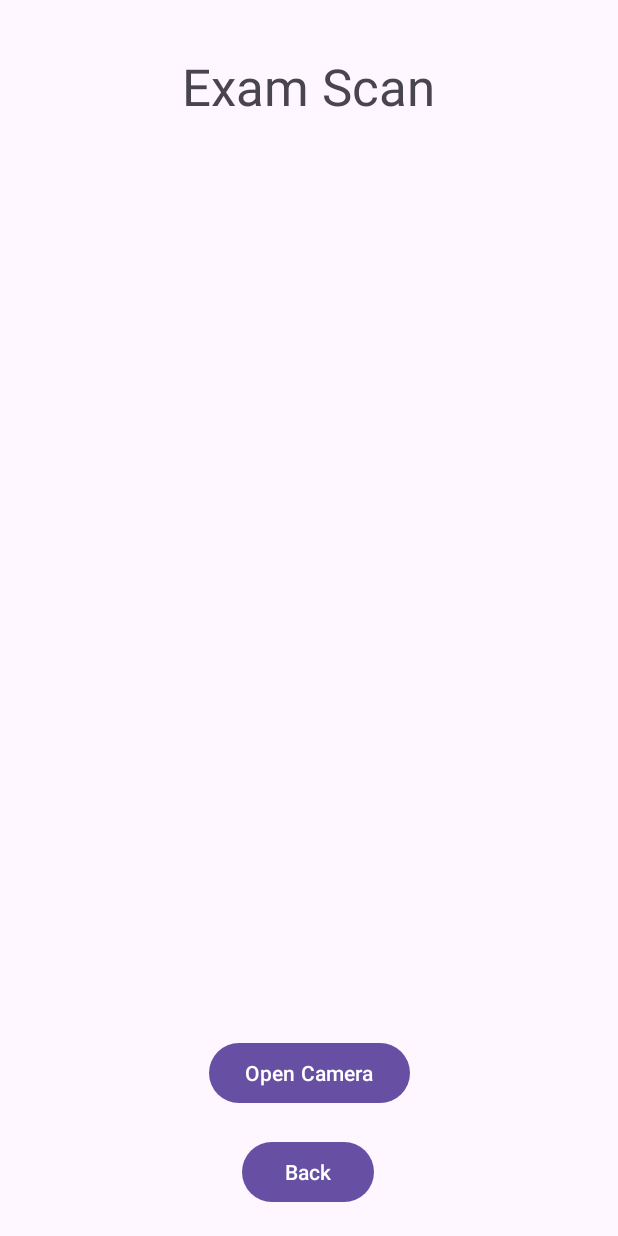
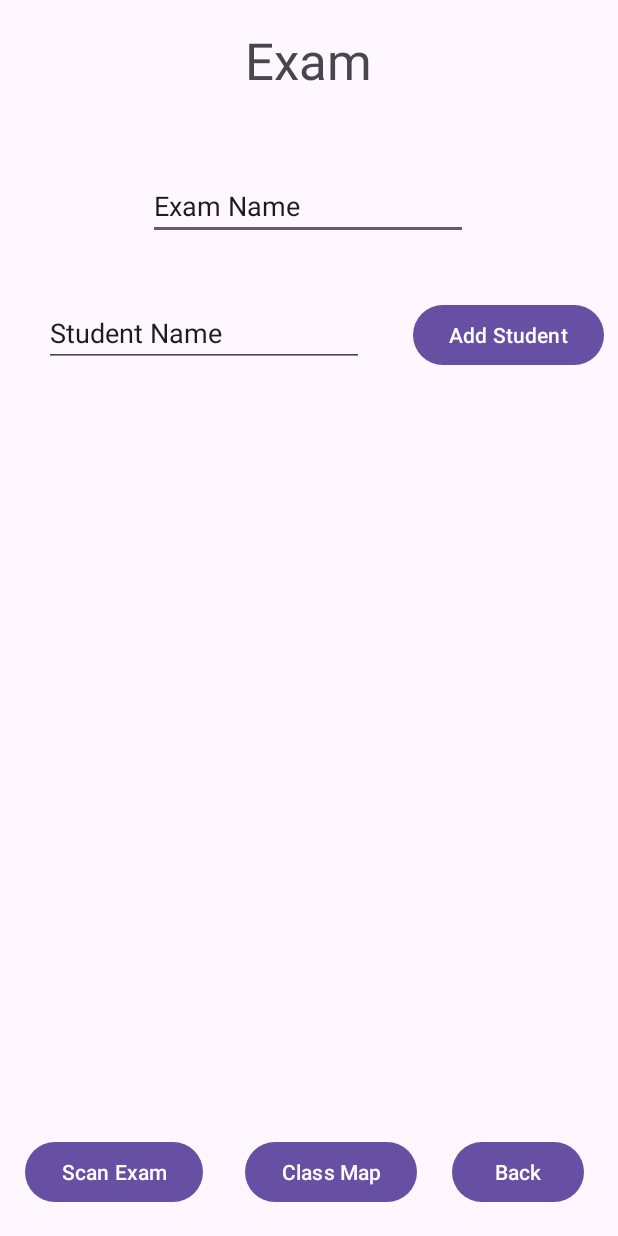
Before and after one commit to l89umbc/AGA, an Android app: the ExamScanActivity screen opened directly, with no data from a screen before it, on a phone screen of 412 x 824 dp. Run offline under Robolectric (Android 15) with nearby library versions, the phone set to English and light mode, and no system bars; libraries missing offline, so code that uses them is left out: com.journeyapps.barcodescanner.

Commit message:
barcode map from names

```diff
--- /dev/null
+++ b/app/src/main/java/com/example/anonymousgradingapplication/BarcodeMapAdapter.java
@@ -0,0 +1,54 @@
+package com.example.anonymousgradingapplication;
+
+import android.content.Context;
+import android.graphics.Bitmap;
+import android.view.LayoutInflater;
+import android.view.View;
+import android.view.ViewGroup;
+import android.widget.BaseAdapter;
+import android.widget.ImageView;
+import android.widget.TextView;
+
+import java.util.List;
+
+public class BarcodeMapAdapter extends BaseAdapter
+{
+
+    private Context context;
+    private List<String> studentNames;
+    private List<Bitmap> barcodeBitmaps;
+
+    private LayoutInflater inflater;
+
+    public BarcodeMapAdapter(Context context, List<String> fruitnames, List<Bitmap> images){
+        this.context = context;
+        this.studentNames = fruitnames;
+        this.barcodeBitmaps = images;
+        inflater = LayoutInflater.from(context);
+    }
+
+    @Override
+    public int getCount() {
+        return studentNames.size();
+    }
+
+    @Override
+    public Object getItem(int position) {
+        return studentNames.get(position);
+    }
+
+    @Override
+    public long getItemId(int position) {
+        return 0;
+    }
+
+    @Override
+    public View getView(int position, View convertView, ViewGroup parent) {
+        convertView = inflater.inflate(R.layout.activity_student_barcode_map, null);
+        TextView text = (TextView) convertView.findViewById(R.id.studentNameText);
+        ImageView image = (ImageView) convertView.findViewById(R.id.barcodeImage);
+        text.setText(studentNames.get(position));
+        image.setImageBitmap(barcodeBitmaps.get(position));
+        return convertView;
+    }
+}
--- a/app/src/main/java/com/example/anonymousgradingapplication/ExamScanActivity.java
+++ b/app/src/main/java/com/example/anonymousgradingapplication/ExamScanActivity.java
@@ -4,27 +4,70 @@ import androidx.activity.result.ActivityResultLauncher;
 import androidx.appcompat.app.AppCompatActivity;
 
 import android.content.Intent;
+import android.graphics.Bitmap;
 import android.os.Bundle;
 import android.provider.MediaStore;
+import android.util.Log;
 import android.view.View;
 import android.widget.Button;
+import android.widget.EditText;
+import android.widget.ImageView;
+import android.widget.ListView;
 import android.widget.Toast;
 
+import com.google.zxing.BarcodeFormat;
+import com.journeyapps.barcodescanner.BarcodeEncoder;
 import com.journeyapps.barcodescanner.ScanContract;
 import com.journeyapps.barcodescanner.ScanOptions;
+
+import java.util.ArrayList;
+import java.util.List;
 
 public class ExamScanActivity extends AppCompatActivity {
 
     private Button buttonCamera;
     private Button backButton;
+    private Button classMapButton;
+    private Button addStudentButton;
+    private EditText studentNameEdit;
+    private ListView rosterListView;
+    private List<String> studentNames;
+    private List<Bitmap> barcodeBitmaps;
+    private BarcodeMapAdapter adapter;
 
     @Override
     protected void onCreate(Bundle savedInstanceState) {
         super.onCreate(savedInstanceState);
         setContentView(R.layout.activity_exam_scan);
 
+        studentNames = new ArrayList<String>();
+        barcodeBitmaps = new ArrayList<Bitmap>();
+
         buttonCamera = (Button) findViewById(R.id.buttonCamera);
         backButton = (Button) findViewById(R.id.buttonExamScanBack);
+        classMapButton = (Button) findViewById(R.id.classMapButton);
+        addStudentButton = (Button) findViewById(R.id.addStudentButton);
+        studentNameEdit = (EditText) findViewById(R.id.editAddStudent);
+        rosterListView = (ListView) findViewById(R.id.rosterListView);
+
+        adapter = new BarcodeMapAdapter(this.getApplicationContext(), studentNames, barcodeBitmaps);
+
+        rosterListView.setAdapter(adapter);
+
+        addStudentButton.setOnClickListener(new View.OnClickListener() {
+            @Override
+            public void onClick(View v) {
+                try {
+                    BarcodeEncoder barcodeEncoder = new BarcodeEncoder();
+                    Bitmap bitmap = barcodeEncoder.encodeBitmap("content", BarcodeFormat.QR_CODE, 400, 400);
+                    barcodeBitmaps.add(bitmap);
+                    studentNames.add(studentNameEdit.getText().toString());
+                    adapter.notifyDataSetChanged();
+                } catch(Exception e) {
+                    Log.d("new student", "new student failed");
+                }
+            }
+        });
 
         buttonCamera.setOnClickListener(new View.OnClickListener() {
             @Override
--- a/app/src/main/res/layout/activity_exam_scan.xml
+++ b/app/src/main/res/layout/activity_exam_scan.xml
@@ -9,12 +9,13 @@
         android:id="@+id/buttonCamera"
         android:layout_width="wrap_content"
         android:layout_height="wrap_content"
-        android:text="Open Camera"
+        android:text="Scan Exam"
         app:layout_constraintBottom_toBottomOf="parent"
         app:layout_constraintEnd_toEndOf="parent"
+        app:layout_constraintHorizontal_bias="0.057"
         app:layout_constraintStart_toStartOf="parent"
         app:layout_constraintTop_toTopOf="parent"
-        app:layout_constraintVertical_bias="0.891" />
+        app:layout_constraintVertical_bias="0.976" />
 
     <Button
         android:id="@+id/buttonExamScanBack"
@@ -23,7 +24,7 @@
         android:text="Back"
         app:layout_constraintBottom_toBottomOf="parent"
         app:layout_constraintEnd_toEndOf="parent"
-        app:layout_constraintHorizontal_bias="0.498"
+        app:layout_constraintHorizontal_bias="0.931"
         app:layout_constraintStart_toStartOf="parent"
         app:layout_constraintTop_toTopOf="parent"
         app:layout_constraintVertical_bias="0.976" />
@@ -32,7 +33,7 @@
         android:id="@+id/textView4"
         android:layout_width="192dp"
         android:layout_height="56dp"
-        android:text="Exam Scan"
+        android:text="Exam"
         android:textAlignment="center"
         android:textSize="34sp"
         app:layout_constraintBottom_toBottomOf="parent"
@@ -40,5 +41,68 @@
         app:layout_constraintHorizontal_bias="0.497"
         app:layout_constraintStart_toStartOf="parent"
         app:layout_constraintTop_toTopOf="parent"
-        app:layout_constraintVertical_bias="0.045" />
+        app:layout_constraintVertical_bias="0.023" />
+
+    <EditText
+        android:id="@+id/editExamName"
+        android:layout_width="wrap_content"
+        android:layout_height="wrap_content"
+        android:ems="10"
+        android:inputType="text"
+        android:text="Exam Name"
+        app:layout_constraintBottom_toBottomOf="parent"
+        app:layout_constraintEnd_toEndOf="parent"
+        app:layout_constraintHorizontal_bias="0.497"
+        app:layout_constraintStart_toStartOf="parent"
+        app:layout_constraintTop_toTopOf="parent"
+        app:layout_constraintVertical_bias="0.147" />
+
+    <Button
+        android:id="@+id/classMapButton"
+        android:layout_width="wrap_content"
+        android:layout_height="wrap_content"
+        android:text="Class Map"
+        app:layout_constraintBottom_toBottomOf="parent"
+        app:layout_constraintEnd_toEndOf="parent"
+        app:layout_constraintHorizontal_bias="0.55"
+        app:layout_constraintStart_toStartOf="parent"
+        app:layout_constraintTop_toTopOf="parent"
+        app:layout_constraintVertical_bias="0.976" />
+
+    <Button
+        android:id="@+id/addStudentButton"
+        android:layout_width="wrap_content"
+        android:layout_height="wrap_content"
+        android:text="Add Student"
+        app:layout_constraintBottom_toBottomOf="@+id/buttonExamScanBack"
+        app:layout_constraintEnd_toEndOf="parent"
+        app:layout_constraintHorizontal_bias="0.968"
+        app:layout_constraintStart_toStartOf="parent"
+        app:layout_constraintTop_toTopOf="parent"
+        app:layout_constraintVertical_bias="0.263" />
+
+    <EditText
+        android:id="@+id/editAddStudent"
+        android:layout_width="wrap_content"
+        android:layout_height="wrap_content"
+        android:ems="10"
+        android:inputType="text"
+        android:text="Student Name"
+        app:layout_constraintBottom_toBottomOf="parent"
+        app:layout_constraintEnd_toEndOf="parent"
+        app:layout_constraintHorizontal_bias="0.149"
+        app:layout_constraintStart_toStartOf="parent"
+        app:layout_constraintTop_toTopOf="parent"
+        app:layout_constraintVertical_bias="0.256" />
+
+    <ListView
+        android:id="@+id/rosterListView"
+        android:layout_width="266dp"
+        android:layout_height="335dp"
+        app:layout_constraintBottom_toBottomOf="parent"
+        app:layout_constraintEnd_toEndOf="parent"
+        app:layout_constraintHorizontal_bias="0.496"
+        app:layout_constraintStart_toStartOf="parent"
+        app:layout_constraintTop_toTopOf="parent"
+        app:layout_constraintVertical_bias="0.681" />
 </androidx.constraintlayout.widget.ConstraintLayout>
```
Also changed, not shown: app/src/main/AndroidManifest.xml (+26 -10 lines), app/src/main/java/com/example/anonymousgradingapplication/StudentBarcodeMap.java (added, +14 -0 lines), app/src/main/res/layout/activity_student_barcode_map.xml (added, +20 -0 lines).
